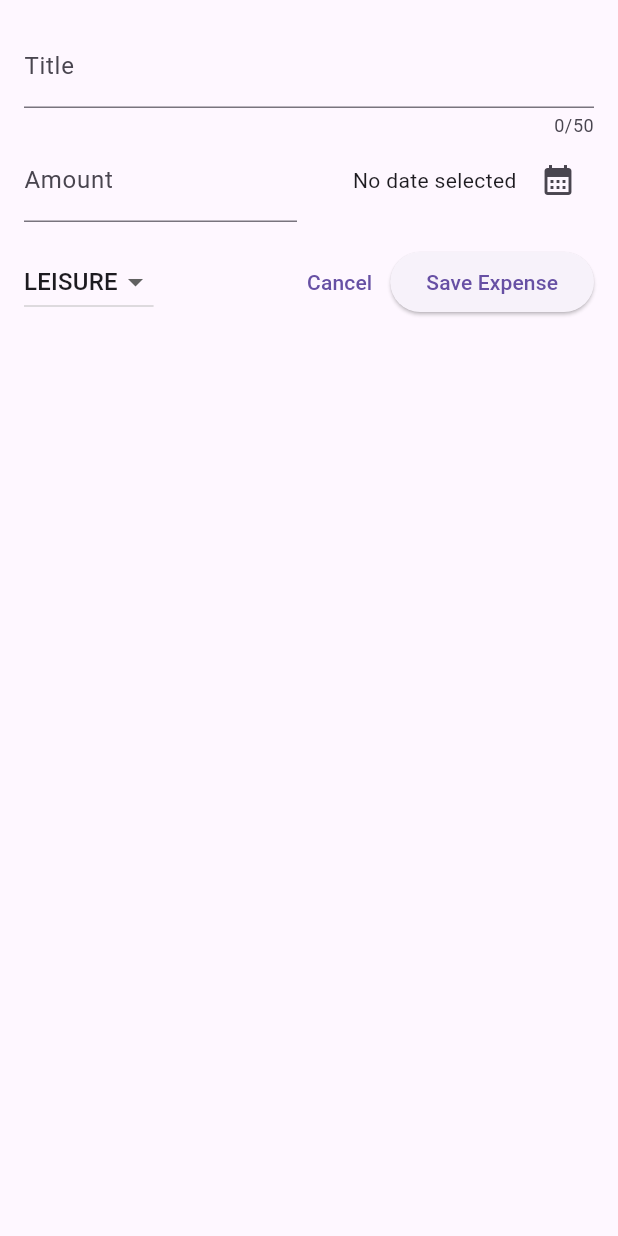
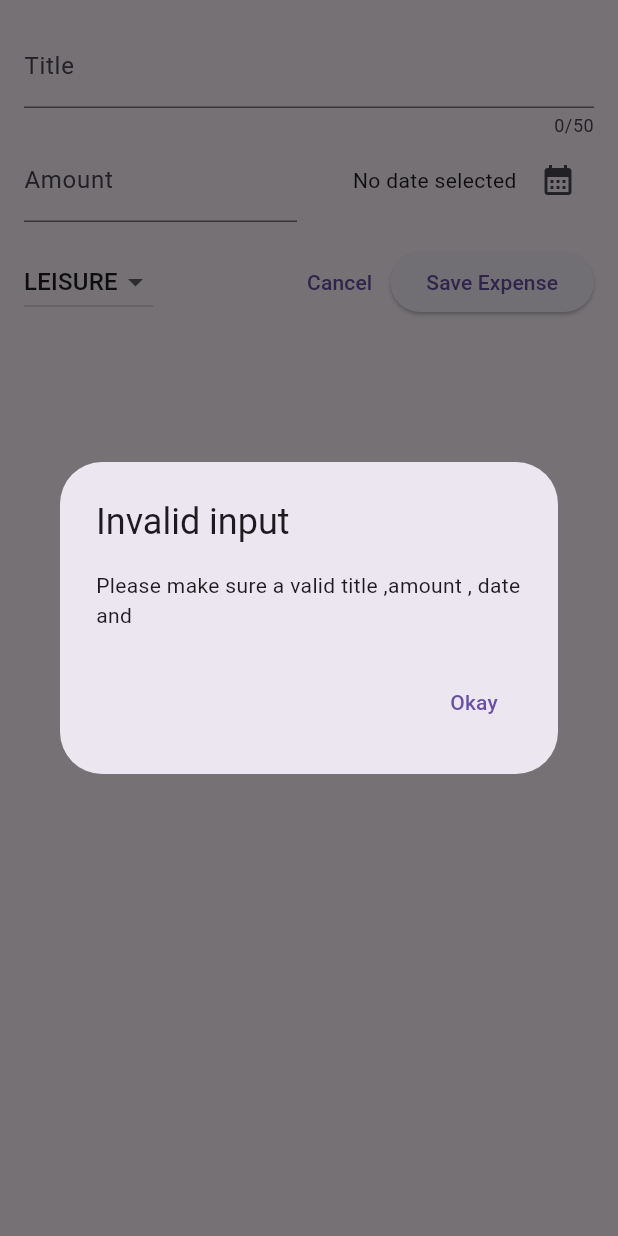
Before and after one commit to purbashis/expense_tracker, a Flutter app: the NewExpense widget shown alone on an empty page, opened directly, after a tap on "Save Expense", on a phone screen of 412 x 824 dp. Run offline on Flutter 3.47's test engine with Material 2 defaults, Android fonts, the phone set to English and light mode, and no system bars.

Commit message:
validating user input and show error dialog

```diff
--- a/expense_tracker/lib/widgets/new_expense.dart
+++ b/expense_tracker/lib/widgets/new_expense.dart
@@ -40,13 +40,31 @@ class _NewExpenseState extends State<NewExpense> {
   void _submitExpenseData() {
     final enteredAmount = double.tryParse(
         _amountController.text); // try Parse ('Hello)=>null ,try Parse('1.12)
-    final amountIsInvalid = enteredAmount == null || enteredAmount <=0;
+    final amountIsInvalid = enteredAmount == null || enteredAmount <= 0;
 
-
-    if (_titleController.text.trim().isEmpty || amountIsInvalid || _selectedDate==null) {
+    if (_titleController.text.trim().isEmpty ||
+        amountIsInvalid ||
+        _selectedDate == null) {
       //show an error message
-
+      showDialog(
+        context: context,
+        builder: (ctx) => AlertDialog(
+          title: Text('Invalid input'),
+          content:
+              const Text('Please make sure a valid title ,amount , date and '),
+          actions: [
+            TextButton(
+              onPressed: () {
+                Navigator.pop(ctx);
+              },
+              child: const Text('Okay'),
+            ),
+          ],
+        ),
+      );
+      return;
     }
+    //....
   }
 
   @override
```
